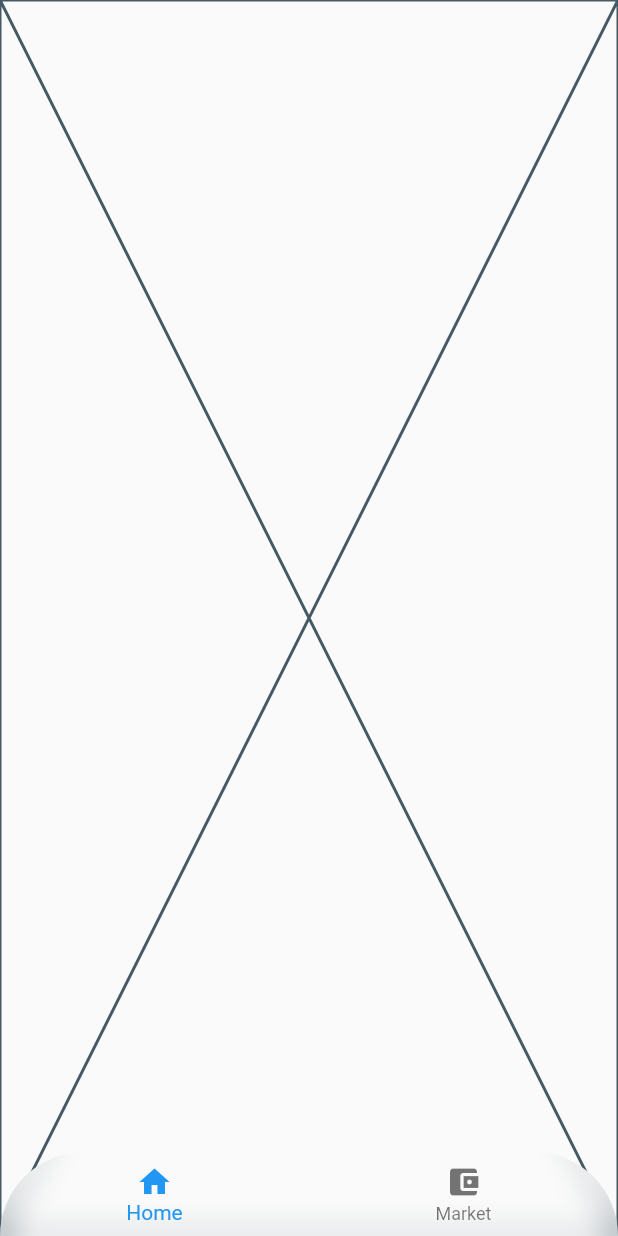
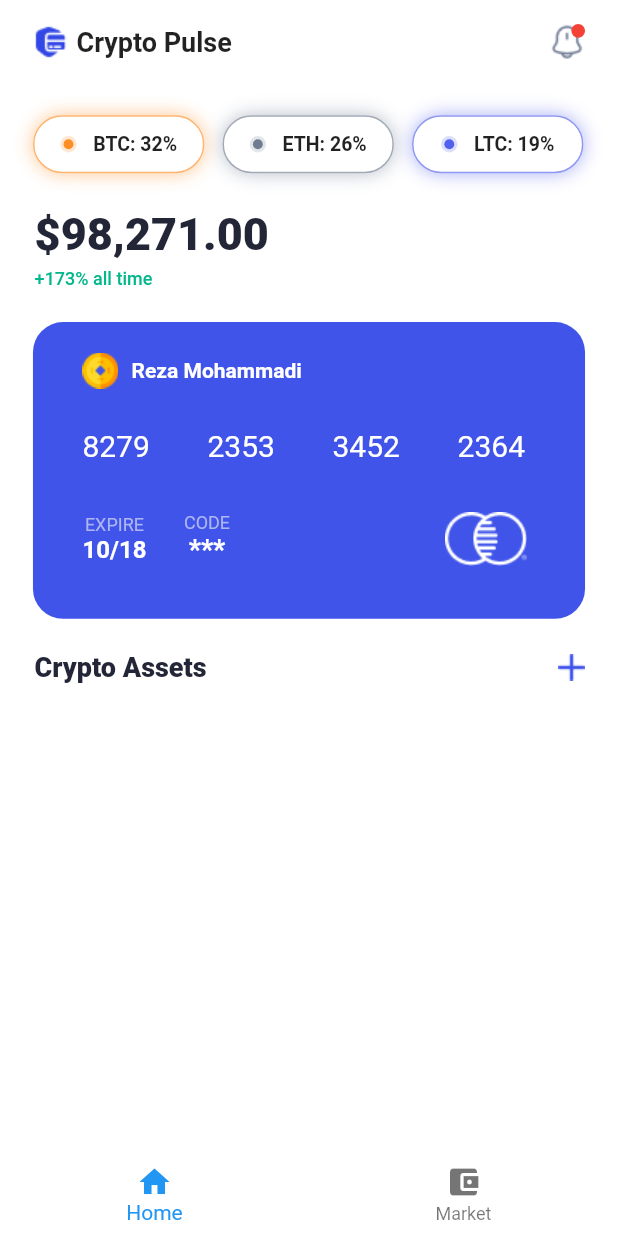
Before and after one commit to rezadev0/crypto_pulse, a Flutter app: the screen it shows after launch, on a phone screen of 412 x 824 dp. Run offline on Flutter 3.47's test engine with Material 2 defaults, Android fonts, the phone set to English and light mode, and no system bars; our stand-ins replace flutter_screenutil.

Commit message:
implementing the header of the Home Screen UI

```diff
--- a/lib/main.dart
+++ b/lib/main.dart
@@ -21,7 +21,6 @@ void main(List<String> args) {
 
 class MyApp extends StatelessWidget {
   const MyApp({super.key});
-
   @override
   Widget build(BuildContext context) {
     return const ScreenUtilInit(
--- a/lib/screens/home_screen.dart
+++ b/lib/screens/home_screen.dart
@@ -1,10 +1,128 @@
+import 'package:cypto_pulse/widgets/asset_badge_widget.dart';
+import 'package:cypto_pulse/widgets/credit_card_widget.dart';
+import 'package:cypto_pulse/widgets/notification_bing_widget.dart';
 import 'package:flutter/material.dart';
+import 'package:flutter_screenutil/flutter_screenutil.dart';
 
 class HomeScreen extends StatelessWidget {
   const HomeScreen({super.key});
 
   @override
   Widget build(BuildContext context) {
-    return const Placeholder();
+    return Scaffold(
+      backgroundColor: Colors.white,
+      appBar: AppBar(
+        backgroundColor: Colors.white,
+        elevation: 0,
+        flexibleSpace: Padding(
+          padding: EdgeInsets.symmetric(horizontal: 20.0.w, vertical: 10.h),
+          child: Row(
+            children: [
+              Image.asset(
+                'assets/images/security-card.png',
+              ),
+              const SizedBox(width: 5),
+              const Text(
+                'Crypto Pulse',
+                style: TextStyle(fontWeight: FontWeight.bold, fontSize: 18),
+              ),
+              const Spacer(),
+              const NotificationBing()
+            ],
+          ),
+        ),
+      ),
+      body: CustomScrollView(
+        physics: const BouncingScrollPhysics(),
+        slivers: [
+          SliverToBoxAdapter(
+            child: Padding(
+              padding: EdgeInsets.only(top: 19.w),
+              child: _getAllAssetWidgets(),
+            ),
+          ),
+          SliverToBoxAdapter(
+            child: Padding(
+              padding: EdgeInsets.only(
+                top: 23.0.h,
+                left: 21.0.w,
+              ),
+              child: const Column(
+                crossAxisAlignment: CrossAxisAlignment.start,
+                children: [
+                  SizedBox(
+                    width: double.infinity,
+                  ),
+                  Text(
+                    '\$98,271.00',
+                    style: TextStyle(
+                      color: Color(0xFF232637),
+                      fontSize: 30,
+                      fontWeight: FontWeight.w800,
+                    ),
+                  ),
+                  SizedBox(height: 5),
+                  Text(
+                    '+173% all time',
+                    style: TextStyle(
+                      color: Color(0xFF03B78C),
+                      fontSize: 12,
+                      fontWeight: FontWeight.w500,
+                    ),
+                  ),
+                ],
+              ),
+            ),
+          ),
+          SliverToBoxAdapter(
+            child: Padding(
+              padding: EdgeInsets.symmetric(horizontal: 20.w, vertical: 20.w),
+              child: const CreditCard(),
+            ),
+          ),
+          SliverAppBar(
+            backgroundColor: Colors.white,
+            pinned: true,
+            elevation: 0,
+            toolbarHeight: 35.h,
+            flexibleSpace: Padding(
+              padding: EdgeInsets.only(left: 21.w, right: 20.w),
+              child: Row(
+                children: [
+                  const Text(
+                    'Crypto Assets',
+                    style: TextStyle(
+                      color: Color(0xFF232637),
+                      fontSize: 18,
+                      fontWeight: FontWeight.w800,
+                    ),
+                  ),
+                  const Spacer(),
+                  Image.asset('assets/images/add_icon.png'),
+                ],
+              ),
+            ),
+          ),
+          SliverPadding(
+            padding: EdgeInsets.only(bottom: 30.w),
+          )
+        ],
+      ),
+    );
+  }
+
+  Padding _getAllAssetWidgets() {
+    return Padding(
+      padding: EdgeInsets.symmetric(horizontal: 20.0.w),
+      child: Row(
+        children: [
+          const AssetBadgeWidget(symbol: 'BTC: 32%', hexColor: 0xffFF8E25),
+          SizedBox(width: 11.w),
+          const AssetBadgeWidget(symbol: 'ETH: 26%', hexColor: 0xff707D91),
+          SizedBox(width: 11.w),
+          const AssetBadgeWidget(symbol: 'LTC: 19%', hexColor: 0xff5261EC),
+        ],
+      ),
+    );
   }
 }
--- a/lib/screens/main_screen.dart
+++ b/lib/screens/main_screen.dart
@@ -15,6 +15,7 @@ class _MainScreenState extends State<MainScreen> {
   Widget build(BuildContext context) {
     return SafeArea(
       child: Scaffold(
+        backgroundColor: Colors.white,
         extendBody: true,
         body: IndexedStack(
           index: selectedBottomNav,
--- /dev/null
+++ b/lib/widgets/asset_badge_widget.dart
@@ -0,0 +1,69 @@
+import 'package:flutter/material.dart';
+import 'package:flutter_screenutil/flutter_screenutil.dart';
+
+class AssetBadgeWidget extends StatelessWidget {
+  const AssetBadgeWidget({
+    super.key,
+    required this.symbol,
+    required this.hexColor,
+  });
+  final String symbol;
+  final int hexColor;
+  @override
+  Widget build(BuildContext context) {
+    return Container(
+      width: 104.w,
+      height: 38.h,
+      decoration: BoxDecoration(
+        borderRadius: BorderRadius.circular(20),
+        boxShadow: [
+          BoxShadow(
+            color: Color(hexColor).withOpacity(0.5),
+            blurRadius: 10,
+            blurStyle: BlurStyle.outer,
+          )
+        ],
+        border: Border.all(
+          color: Color(hexColor).withOpacity(0.65),
+        ),
+      ),
+      child: Center(
+        child: Row(
+          mainAxisAlignment: MainAxisAlignment.center,
+          children: [
+            Stack(
+              alignment: Alignment.center,
+              children: [
+                Container(
+                  width: 10.w,
+                  height: 10.w,
+                  decoration: ShapeDecoration(
+                    color: Color(hexColor).withOpacity(0.2),
+                    shape: const CircleBorder(),
+                  ),
+                ),
+                Container(
+                  width: 6.w,
+                  height: 6.w,
+                  decoration: ShapeDecoration(
+                    color: Color(hexColor),
+                    shape: const CircleBorder(),
+                  ),
+                ),
+              ],
+            ),
+            SizedBox(width: 10.w),
+            Text(
+              symbol,
+              style: const TextStyle(
+                fontWeight: FontWeight.w600,
+                fontSize: 13,
+              ),
+            )
+          ],
+        ),
+      ),
+    );
+  }
+
+}
--- /dev/null
+++ b/lib/widgets/credit_card_widget.dart
@@ -0,0 +1,137 @@
+import 'package:flutter/material.dart';
+import 'package:flutter_screenutil/flutter_screenutil.dart';
+
+class CreditCard extends StatelessWidget {
+  const CreditCard({
+    super.key,
+  });
+
+  @override
+  Widget build(BuildContext context) {
+    return Container(
+      width: 335.w,
+      height: 180.w,
+      decoration: BoxDecoration(
+        color: const Color(0xff4054E9),
+        borderRadius: BorderRadius.circular(20),
+      ),
+      child: Center(
+        child: Column(
+          children: [
+            Padding(
+              padding: EdgeInsets.only(left: 30.0.w, top: 20.h),
+              child: Row(
+                children: [
+                  Image.asset(
+                    'assets/images/coin.png',
+                  ),
+                  SizedBox(width: 8.w),
+                  const Text(
+                    'Reza Mohammadi',
+                    style: TextStyle(
+                      color: Colors.white,
+                      fontSize: 14,
+                      fontWeight: FontWeight.w700,
+                    ),
+                  ),
+                ],
+              ),
+            ),
+            Padding(
+              padding: EdgeInsets.only(left: 30.0.w, top: 24.w),
+              child: Row(
+                children: [
+                  const Text(
+                    '8279',
+                    style: TextStyle(
+                      color: Colors.white,
+                      fontSize: 20,
+                      fontWeight: FontWeight.w400,
+                    ),
+                  ),
+                  SizedBox(width: 35.w),
+                  const Text(
+                    '2353',
+                    style: TextStyle(
+                      color: Colors.white,
+                      fontSize: 20,
+                      fontWeight: FontWeight.w400,
+                    ),
+                  ),
+                  SizedBox(width: 35.w),
+                  const Text(
+                    '3452',
+                    style: TextStyle(
+                      color: Colors.white,
+                      fontSize: 20,
+                      fontWeight: FontWeight.w400,
+                    ),
+                  ),
+                  SizedBox(width: 35.w),
+                  const Text(
+                    '2364',
+                    style: TextStyle(
+                      color: Colors.white,
+                      fontSize: 20,
+                      fontWeight: FontWeight.w400,
+                    ),
+                  )
+                ],
+              ),
+            ),
+            Padding(
+              padding: EdgeInsets.only(top: 30.0.w, left: 30.w, right: 35.w),
+              child: Row(
+                children: [
+                  const Column(
+                    children: [
+                      Text(
+                        'EXPIRE',
+                        style: TextStyle(
+                          color: Color(0xFFADB5F3),
+                          fontSize: 12,
+                          fontWeight: FontWeight.w400,
+                        ),
+                      ),
+                      Text(
+                        '10/18',
+                        style: TextStyle(
+                          color: Colors.white,
+                          fontSize: 16,
+                          fontWeight: FontWeight.w600,
+                        ),
+                      )
+                    ],
+                  ),
+                  const SizedBox(width: 25),
+                  const Column(
+                    children: [
+                      Text(
+                        'CODE',
+                        style: TextStyle(
+                          color: Color(0xFFADB5F3),
+                          fontSize: 12,
+                          fontWeight: FontWeight.w400,
+                        ),
+                      ),
+                      Text(
+                        '***',
+                        style: TextStyle(
+                          color: Colors.white,
+                          fontSize: 18,
+                          fontWeight: FontWeight.w600,
+                        ),
+                      )
+                    ],
+                  ),
+                  const Spacer(),
+                  Image.asset('assets/images/credit_card_icon.png'),
+                ],
+              ),
+            )
+          ],
+        ),
+      ),
+    );
+  }
+}
--- /dev/null
+++ b/lib/widgets/notification_bing_widget.dart
@@ -0,0 +1,30 @@
+import 'package:flutter/material.dart';
+import 'package:flutter_screenutil/flutter_screenutil.dart';
+
+class NotificationBing extends StatelessWidget {
+  const NotificationBing({
+    super.key,
+  });
+
+  @override
+  Widget build(BuildContext context) {
+    return Center(
+      child: SizedBox(
+        child: Stack(
+          alignment: Alignment.topRight,
+          children: [
+            Image.asset('assets/images/notification-bing.png'),
+            Container(
+              height: 9.h,
+              width: 9.h,
+              decoration: const ShapeDecoration(
+                shape: CircleBorder(),
+                color: Colors.red,
+              ),
+            ),
+          ],
+        ),
+      ),
+    );
+  }
+}
```
